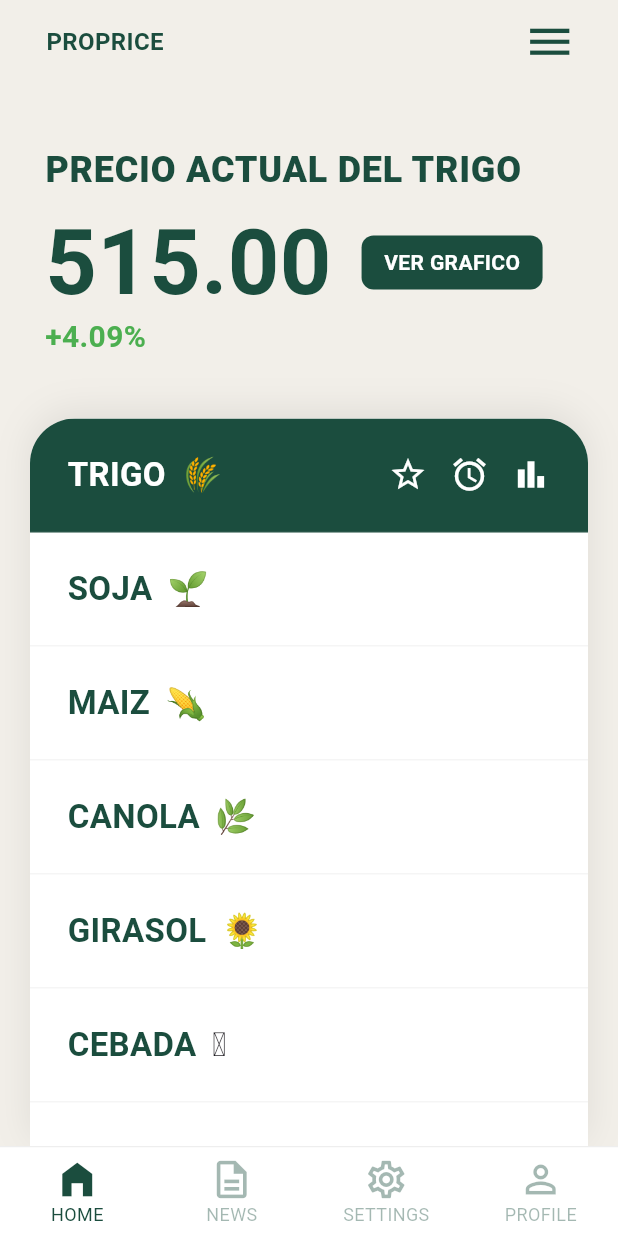
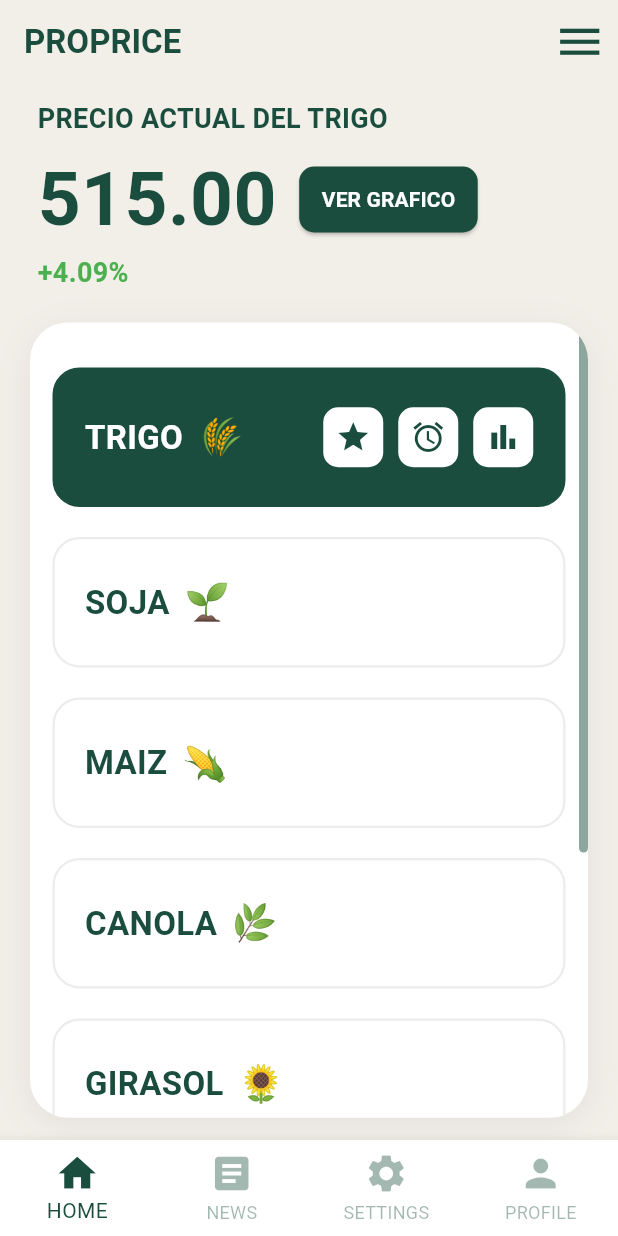
Before and after one commit to Felipe4565/ProPrice, a Flutter app: the screen it shows after launch, after a tap on the "menu" icon, on a phone screen of 412 x 824 dp. Run offline on Flutter 3.47's test engine with Material 3 defaults, Android fonts, the phone set to English and light mode, and no system bars.

Commit message:
Page d'accueil meilleure et quasi prete

```diff
--- a/lib/main.dart
+++ b/lib/main.dart
@@ -1,21 +1,23 @@
 import 'package:flutter/material.dart';
 import 'dart:async';
 
-void main() {
-  runApp(const PropriceApp());
-}
+void main() => runApp(const PropriceApp());
 
 class PropriceApp extends StatelessWidget {
   const PropriceApp({super.key});
-
   @override
   Widget build(BuildContext context) {
     return MaterialApp(
       debugShowCheckedModeBanner: false,
-      title: 'Proprice',
       theme: ThemeData(
-        primaryColor: const Color(0xFF1B4D3E),
+        useMaterial3: true, // Standard de design Flutter moderne
         scaffoldBackgroundColor: const Color(0xFFF2EFE9),
+        scrollbarTheme: ScrollbarThemeData(
+          thumbColor: WidgetStateProperty.all(const Color(0xFF1B4D3E).withOpacity(0.5)),
+          radius: const Radius.circular(10),
+          thickness: WidgetStateProperty.all(6.0),
+          thumbVisibility: WidgetStateProperty.all(true),
+        ),
       ),
       home: const SplashScreen(),
     );
@@ -25,7 +27,6 @@ class PropriceApp extends StatelessWidget {
 // --- 1. SPLASH SCREEN ---
 class SplashScreen extends StatefulWidget {
   const SplashScreen({super.key});
-
   @override
   State<SplashScreen> createState() => _SplashScreenState();
 }
@@ -34,11 +35,8 @@ class _SplashScreenState extends State<SplashScreen> {
   @override
   void initState() {
     super.initState();
-    Timer(const Duration(seconds: 3), () {
-      Navigator.pushReplacement(
-        context,
-        MaterialPageRoute(builder: (context) => const HomePage()),
-      );
+    Timer(const Duration(seconds: 2), () {
+      Navigator.pushReplacement(context, MaterialPageRoute(builder: (context) => const HomePage()));
     });
   }
 
@@ -51,15 +49,13 @@ class _SplashScreenState extends State<SplashScreen> {
           mainAxisAlignment: MainAxisAlignment.center,
           children: [
             const Spacer(flex: 3),
-            Container(width: 160, height: 160, color: darkGreen),
+            Container(width: 200, height: 180, color: darkGreen),
             const SizedBox(height: 40),
-            const Text('PROPRICE',
-                style: TextStyle(fontSize: 42, fontWeight: FontWeight.bold, color: darkGreen, letterSpacing: 2)),
+            const Text('PROPRICE', style: TextStyle(fontSize: 40, fontWeight: FontWeight.bold, color: darkGreen, letterSpacing: 2)),
             const Spacer(),
             const CircularProgressIndicator(valueColor: AlwaysStoppedAnimation<Color>(darkGreen)),
             const Spacer(),
-            const Text('“Los cultivos Uruguayos”',
-                style: TextStyle(fontSize: 20, fontStyle: FontStyle.italic, color: darkGreen)),
+            const Text('“slogan”', style: TextStyle(fontSize: 24, fontStyle: FontStyle.italic, color: darkGreen)),
             const Spacer(flex: 1),
           ],
         ),
@@ -68,150 +64,220 @@ class _SplashScreenState extends State<SplashScreen> {
   }
 }
 
-// --- 2. HOME PAGE (AMÉLIORÉE) ---
-class HomePage extends StatelessWidget {
+// --- 2. HOME PAGE (INTERACTIVE AVEC DONNÉES) ---
+class HomePage extends StatefulWidget {
   const HomePage({super.key});
+
+  @override
+  State<HomePage> createState() => _HomePageState();
+}
+
+class _HomePageState extends State<HomePage> {
+  // Élément sélectionné par défaut
+  String selectedGrain = "TRIGO";
+
+  // JEU DE DONNÉES COMPLET
+  final List<Map<String, dynamic>> grainsData = [
+    {
+      "name": "TRIGO",
+      "emoji": "🌾",
+      "price": "515.00",
+      "variation": "+4.09%",
+      "history": [500.0, 505.0, 515.0]
+    },
+    {
+      "name": "SOJA",
+      "emoji": "🌱",
+      "price": "420.50",
+      "variation": "-1.20%",
+      "history": [430.0, 425.0, 420.5]
+    },
+    {
+      "name": "MAIZ",
+      "emoji": "🌽",
+      "price": "185.00",
+      "variation": "+0.50%",
+      "history": [180.0, 182.0, 185.0]
+    },
+    {
+      "name": "CANOLA",
+      "emoji": "🌿",
+      "price": "610.00",
+      "variation": "+2.15%",
+      "history": [590.0, 600.0, 610.0]
+    },
+    {
+      "name": "GIRASOL",
+      "emoji": "🌻",
+      "price": "390.00",
+      "variation": "-0.75%",
+      "history": [400.0, 395.0, 390.0]
+    },
+    {
+      "name": "CEBADA",
+      "emoji": "🪴",
+      "price": "210.00",
+      "variation": "+1.10%",
+      "history": [205.0, 208.0, 210.0]
+    },
+    {
+      "name": "ARROZ",
+      "emoji": "🍚",
+      "price": "12.40",
+      "variation": "+0.25%",
+      "history": [12.10, 12.30, 12.40]
+    },
+  ];
 
   @override
   Widget build(BuildContext context) {
     const Color darkGreen = Color(0xFF1B4D3E);
-    const Color lightBeige = Color(0xFFF2EFE9);
+
+    // Récupération des données de l'élément sélectionné
+    final currentData = grainsData.firstWhere((g) => g["name"] == selectedGrain);
 
     return Scaffold(
-      backgroundColor: lightBeige,
       appBar: AppBar(
-        backgroundColor: Colors.transparent,
+        backgroundColor: const Color(0xFFF2EFE9), // Assorti au fond
+        surfaceTintColor: Colors.transparent,     // FIX : Empêche l'AppBar de devenir grise au scroll
         elevation: 0,
-        leading: const Padding(
-          padding: EdgeInsets.only(left: 20),
-          child: Center(child: Text('PROPRICE', style: TextStyle(color: darkGreen, fontWeight: FontWeight.bold, fontSize: 16))),
-        ),
-        leadingWidth: 120,
-        actions: [
-          Padding(
-            padding: const EdgeInsets.only(right: 20),
-            child: IconButton(icon: const Icon(Icons.menu, color: darkGreen, size: 35), onPressed: () {}),
-          ),
-        ],
+        title: const Text('PROPRICE', style: TextStyle(color: darkGreen, fontWeight: FontWeight.bold)),
+        actions: [IconButton(icon: const Icon(Icons.menu, color: darkGreen, size: 35), onPressed: () {})],
       ),
       body: Column(
         crossAxisAlignment: CrossAxisAlignment.start,
         children: [
-          const SizedBox(height: 40),
-          // Section Titre et Prix
+          const SizedBox(height: 10),
+          // EN-TÊTE DYNAMIQUE
           Padding(
-            padding: const EdgeInsets.symmetric(horizontal: 30),
+            padding: const EdgeInsets.symmetric(horizontal: 25),
             child: Column(
               crossAxisAlignment: CrossAxisAlignment.start,
               children: [
-                const Text("PRECIO ACTUAL DEL TRIGO",
-                    style: TextStyle(color: darkGreen, fontSize: 24, fontWeight: FontWeight.w900, letterSpacing: 0.5)),
-                const SizedBox(height: 15),
+                Text("PRECIO ACTUAL DEL ${currentData["name"]}",
+                  style: const TextStyle(color: darkGreen, fontSize: 18, fontWeight: FontWeight.bold)),
+                const SizedBox(height: 5),
                 Row(
                   children: [
-                    const Text("515.00",
-                        style: TextStyle(color: darkGreen, fontSize: 60, fontWeight: FontWeight.bold, height: 1)),
-                    const SizedBox(width: 20),
-                    Container(
-                      padding: const EdgeInsets.symmetric(horizontal: 15, vertical: 8),
-                      decoration: BoxDecoration(color: darkGreen, borderRadius: BorderRadius.circular(8)),
-                      child: const Text("VER GRAFICO", style: TextStyle(color: Colors.white, fontWeight: FontWeight.bold, fontSize: 14)),
+                    Text("${currentData["price"]}",
+                      style: const TextStyle(color: darkGreen, fontSize: 50, fontWeight: FontWeight.bold)),
+                    const SizedBox(width: 15),
+                    ElevatedButton(
+                      onPressed: () {
+                        print("Graphique de : ${currentData["name"]}");
+                      },
+                      style: ElevatedButton.styleFrom(
+                        backgroundColor: darkGreen,
+                        shape: RoundedRectangleBorder(borderRadius: BorderRadius.circular(10)),
+                        padding: const EdgeInsets.symmetric(horizontal: 15, vertical: 12),
+                      ),
+                      child: const Text("VER GRAFICO", style: TextStyle(color: Colors.white, fontWeight: FontWeight.bold)),
                     ),
                   ],
                 ),
-                const SizedBox(height: 5),
-                const Text("+4.09%", style: TextStyle(color: Color(0xFF4CAF50), fontWeight: FontWeight.bold, fontSize: 20)),
+                Text(
+                  currentData["variation"],
+                  style: TextStyle(
+                    color: currentData["variation"].contains('+') ? Colors.green : Colors.red,
+                    fontWeight: FontWeight.bold,
+                    fontSize: 18
+                  )
+                ),
               ],
             ),
           ),
+          const SizedBox(height: 20),
 
-          const SizedBox(height: 40),
-
-          // LE RECTANGLE BLANC (Optimisé)
+          // RECTANGLE BLANC ET LISTE D'ÉLÉMENTS
           Expanded(
             child: Container(
-              margin: const EdgeInsets.symmetric(horizontal: 20), // Marges sur les côtés
+              margin: const EdgeInsets.fromLTRB(20, 0, 20, 15),
               decoration: BoxDecoration(
                 color: Colors.white,
-                borderRadius: const BorderRadius.only(
-                  topLeft: Radius.circular(30),
-                  topRight: Radius.circular(30),
+                borderRadius: BorderRadius.circular(25),
+                boxShadow: [BoxShadow(color: Colors.black.withOpacity(0.06), blurRadius: 20, offset: const Offset(0, 5))],
               ),
-                boxShadow: [
-                  BoxShadow(
-                    color: Colors.black.withOpacity(0.08),
-                    blurRadius: 20,
-                    offset: const Offset(0, -5),
+              child: ClipRRect(
+                borderRadius: BorderRadius.circular(25),
+                child: Scrollbar(
+                  thumbVisibility: true,
+                  child: ListView.builder(
+                    padding: const EdgeInsets.symmetric(horizontal: 15, vertical: 20),
+                    itemCount: grainsData.length,
+                    itemBuilder: (context, index) {
+                      final item = grainsData[index];
+                      final isSelected = selectedGrain == item["name"];
+
+                      return GestureDetector(
+                        onTap: () {
+                          setState(() {
+                            selectedGrain = item["name"];
+                          });
+                        },
+                        child: Container(
+                          margin: const EdgeInsets.symmetric(vertical: 10),
+                          decoration: BoxDecoration(
+                            color: isSelected ? darkGreen : Colors.white,
+                            borderRadius: BorderRadius.circular(18),
+                            border: Border.all(
+                              color: isSelected ? darkGreen : Colors.grey.withOpacity(0.2),
+                              width: 1.5
+                            ),
+                          ),
+                          child: Padding(
+                            padding: const EdgeInsets.symmetric(horizontal: 20, vertical: 25), // Tailles des rectangles
+                            child: Row(
+                              children: [
+                                Text(item["name"],
+                                  style: TextStyle(
+                                    color: isSelected ? Colors.white : darkGreen,
+                                    fontWeight: FontWeight.bold,
+                                    fontSize: 22
                                   )
+                                ),
+                                const SizedBox(width: 10),
+                                Text(item["emoji"], style: const TextStyle(fontSize: 24)),
+                                const Spacer(),
+                                if (isSelected) ...[
+                                  _whiteIconButton(Icons.star, darkGreen),
+                                  const SizedBox(width: 10),
+                                  _whiteIconButton(Icons.alarm, darkGreen),
+                                  const SizedBox(width: 10),
+                                  _whiteIconButton(Icons.bar_chart, darkGreen),
+                                ]
                               ],
                             ),
-              child: ClipRRect(
-                borderRadius: const BorderRadius.only(topLeft: Radius.circular(30), topRight: Radius.circular(30)),
-                child: ListView(
-                  padding: EdgeInsets.zero,
-                  children: [
-                    _buildGrainTile("TRIGO", "🌾", isSelected: true),
-                    _buildGrainTile("SOJA", "🌱"),
-                    _buildGrainTile("MAIZ", "🌽"),
-                    _buildGrainTile("CANOLA", "🌿"),
-                    _buildGrainTile("GIRASOL", "🌻"),
-                    _buildGrainTile("CEBADA", "🪴"),
-                  ],
+                          ),
+                        ),
+                      );
+                    },
+                  ),
                 ),
               ),
             ),
           ),
         ],
       ),
-
-      // BOTTOM BAR (Plus propre)
-      bottomNavigationBar: Container(
-        decoration: const BoxDecoration(
-          color: Colors.white,
-          border: Border(top: BorderSide(color: Color(0xFFEEEEEE), width: 1)),
-        ),
-        child: BottomNavigationBar(
+      bottomNavigationBar: BottomNavigationBar(
         type: BottomNavigationBarType.fixed,
         backgroundColor: Colors.white,
-          elevation: 0,
         selectedItemColor: darkGreen,
         unselectedItemColor: darkGreen.withOpacity(0.4),
-          selectedFontSize: 12,
-          unselectedFontSize: 12,
         items: const [
-            BottomNavigationBarItem(icon: Icon(Icons.home_filled, size: 30), label: 'HOME'),
-            BottomNavigationBarItem(icon: Icon(Icons.description_outlined, size: 30), label: 'NEWS'),
-            BottomNavigationBarItem(icon: Icon(Icons.settings_outlined, size: 30), label: 'SETTINGS'),
-            BottomNavigationBarItem(icon: Icon(Icons.person_outline, size: 30), label: 'PROFILE'),
+          BottomNavigationBarItem(icon: Icon(Icons.home, size: 30), label: 'HOME'),
+          BottomNavigationBarItem(icon: Icon(Icons.article, size: 30), label: 'NEWS'),
+          BottomNavigationBarItem(icon: Icon(Icons.settings, size: 30), label: 'SETTINGS'),
+          BottomNavigationBarItem(icon: Icon(Icons.person, size: 30), label: 'PROFILE'),
         ],
-        ),
       ),
     );
   }
 
-  Widget _buildGrainTile(String name, String emoji, {bool isSelected = false}) {
-    const Color darkGreen = Color(0xFF1B4D3E);
+  Widget _whiteIconButton(IconData icon, Color iconColor) {
     return Container(
-      padding: const EdgeInsets.symmetric(vertical: 22, horizontal: 25),
-      decoration: BoxDecoration(
-        color: isSelected ? darkGreen : Colors.transparent,
-        border: Border(bottom: BorderSide(color: Colors.grey.withOpacity(0.1))),
-      ),
-      child: Row(
-        children: [
-          Text(name, style: TextStyle(color: isSelected ? Colors.white : darkGreen, fontWeight: FontWeight.bold, fontSize: 22)),
-          const SizedBox(width: 10),
-          Text(emoji, style: const TextStyle(fontSize: 22)),
-          const Spacer(),
-          if (isSelected) ...[
-            const Icon(Icons.star_border, color: Colors.white, size: 26),
-            const SizedBox(width: 15),
-            const Icon(Icons.alarm, color: Colors.white, size: 26),
-            const SizedBox(width: 15),
-            const Icon(Icons.bar_chart, color: Colors.white, size: 26),
-          ]
-        ],
-      ),
+      padding: const EdgeInsets.all(8),
+      decoration: BoxDecoration(color: Colors.white, borderRadius: BorderRadius.circular(10)),
+      child: Icon(icon, color: iconColor, size: 24),
     );
   }
 }
```
Lines whose indentation alone changed are shown as unchanged.
